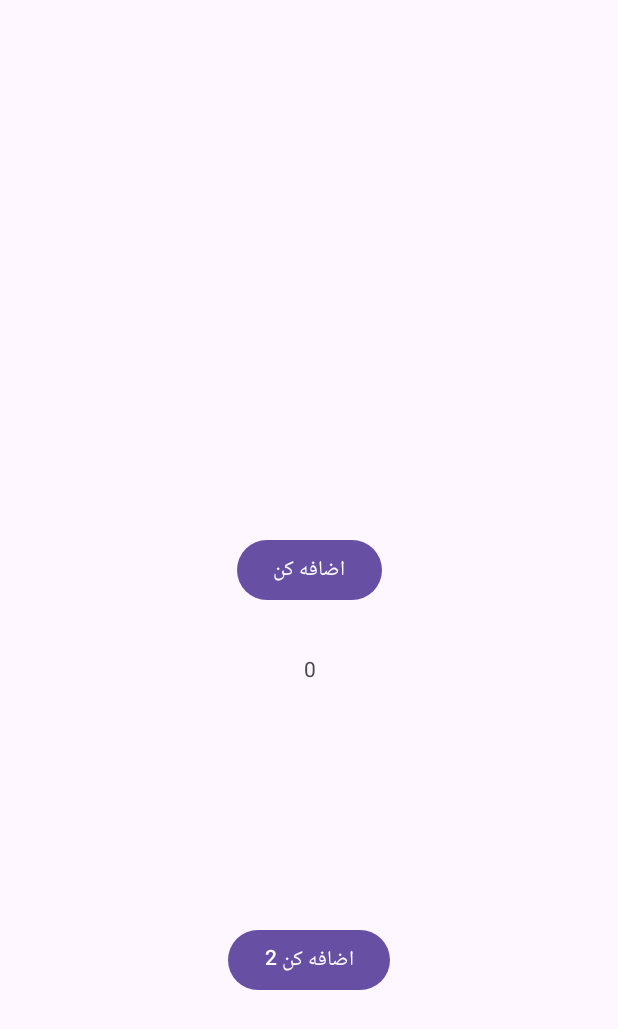
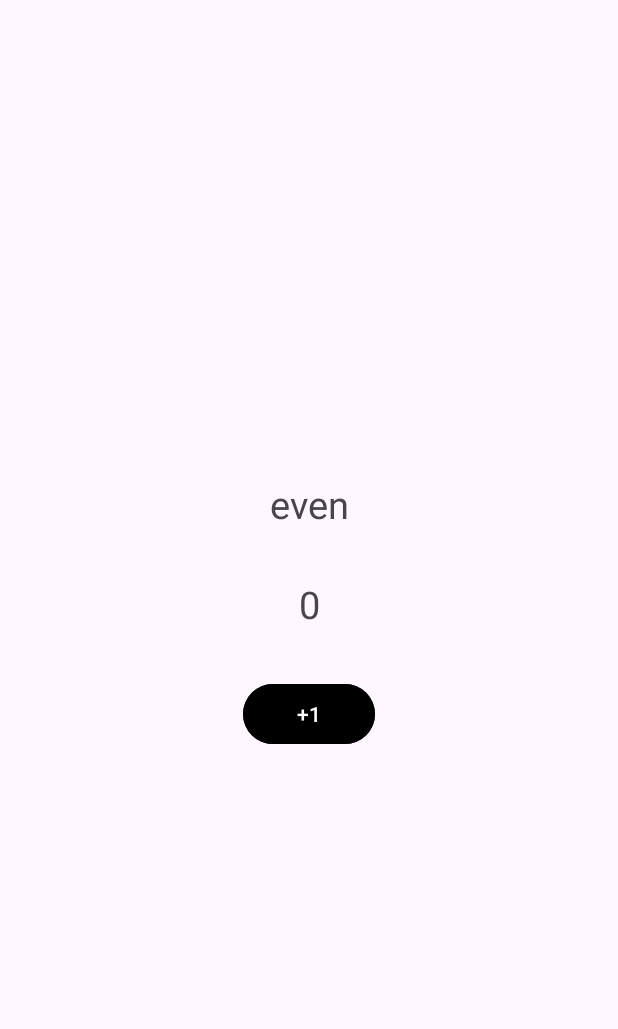
Before and after one commit to MMHamdi1996/ViewModelTest, an Android app: the layout activity_main.xml on its own in the app's theme, with its tools: preview values and no code run, on a phone screen of 412 x 824 dp. Shown: the top 1029 px of the screen. Run offline under Robolectric (Android 15) with nearby library versions, the phone set to English and light mode, and no system bars.

```diff
--- a/app/src/main/res/layout/activity_main.xml
+++ b/app/src/main/res/layout/activity_main.xml
@@ -7,33 +7,36 @@
     tools:context=".MainActivity">
 
     <Button
-        android:id="@+id/addButton"
+        android:id="@+id/addPlusButton"
         android:layout_width="wrap_content"
         android:layout_height="wrap_content"
-        android:layout_marginBottom="64dp"
-        android:text="اضافه کن"
+        android:layout_marginTop="128dp"
+        android:backgroundTint="@color/black"
+        android:text="+1"
         app:layout_constraintBottom_toBottomOf="parent"
         app:layout_constraintEnd_toEndOf="parent"
         app:layout_constraintStart_toStartOf="parent"
         app:layout_constraintTop_toTopOf="parent" />
 
     <TextView
-        android:id="@+id/numberTextView"
+        android:id="@+id/showNumberValueButton"
         android:layout_width="wrap_content"
         android:layout_height="wrap_content"
-        android:layout_marginTop="32dp"
+        android:layout_marginBottom="32dp"
         android:text="0"
-        app:layout_constraintEnd_toEndOf="@+id/addButton"
-        app:layout_constraintStart_toStartOf="@+id/addButton"
-        app:layout_constraintTop_toBottomOf="@+id/addButton" />
+        android:textSize="25sp"
+        app:layout_constraintBottom_toTopOf="@+id/addPlusButton"
+        app:layout_constraintEnd_toEndOf="@+id/addPlusButton"
+        app:layout_constraintStart_toStartOf="@+id/addPlusButton" />
 
-    <Button
-        android:id="@+id/AdderButton"
+    <TextView
+        android:id="@+id/even"
         android:layout_width="wrap_content"
         android:layout_height="wrap_content"
-        android:text="اضافه کن 2"
-        app:layout_constraintBottom_toBottomOf="parent"
-        app:layout_constraintEnd_toEndOf="parent"
-        app:layout_constraintStart_toStartOf="parent"
-        app:layout_constraintTop_toBottomOf="@+id/numberTextView" />
+        android:layout_marginBottom="32dp"
+        android:text="even"
+        android:textSize="25sp"
+        app:layout_constraintBottom_toTopOf="@+id/showNumberValueButton"
+        app:layout_constraintEnd_toEndOf="@+id/addPlusButton"
+        app:layout_constraintStart_toStartOf="@+id/addPlusButton" />
 </androidx.constraintlayout.widget.ConstraintLayout>
```
Also changed, not shown: app/src/main/java/com/example/viewmodettest/MainActivity.kt (+11 -9 lines), app/src/main/java/com/example/viewmodettest/MainVieModel.kt (+10 -0 lines).
